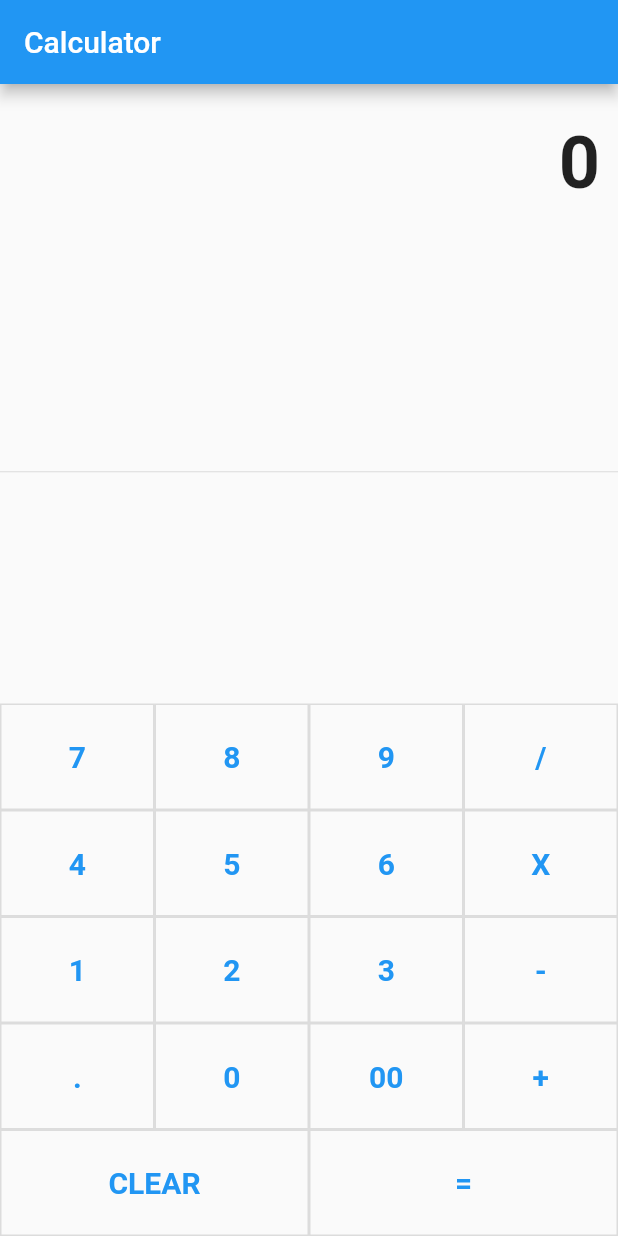
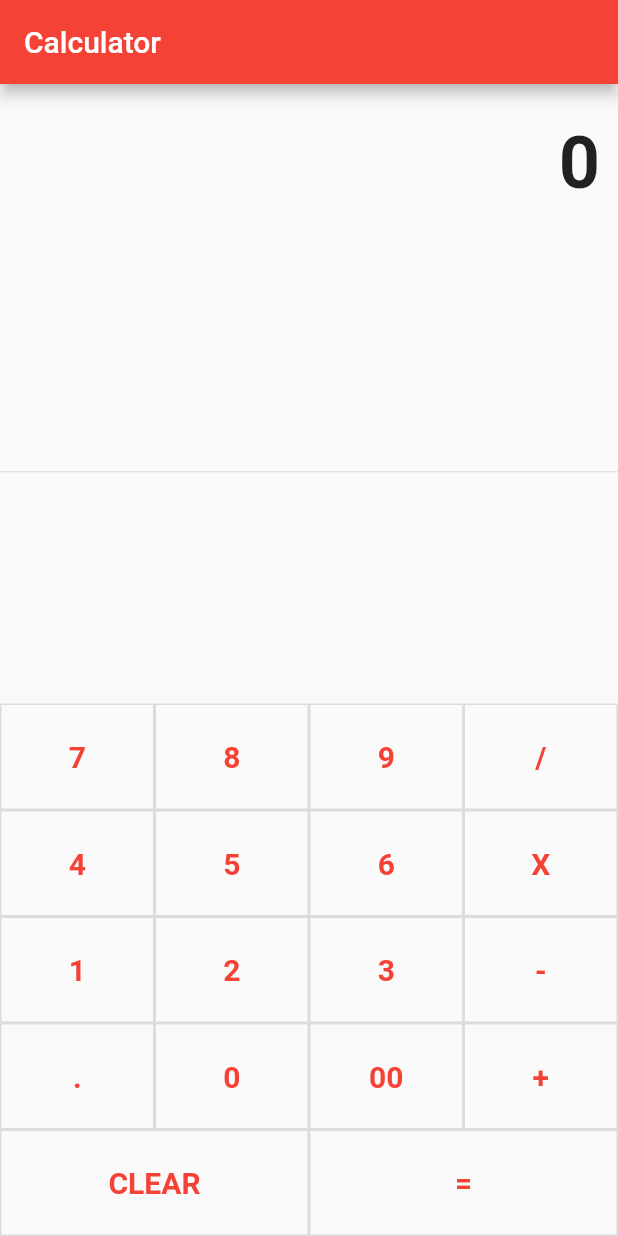
Before and after one commit to Saeed-Sabra/Calculator-flutter, a Flutter app: the screen it shows after launch, on a phone screen of 412 x 824 dp. Run offline on Flutter 3.47's test engine with Material 2 defaults, Android fonts, the phone set to English and light mode, and no system bars.

Commit message:
change color and remove debug banner

```diff
--- a/lib/main.dart
+++ b/lib/main.dart
@@ -8,9 +8,10 @@ class MyApp extends StatelessWidget {
   @override
   Widget build(BuildContext context) {
     return MaterialApp(
+      debugShowCheckedModeBanner: false,
       title: 'Flutter Demo',
       theme: ThemeData(
-        primarySwatch: Colors.blue,
+        primarySwatch: Colors.red,
       ),
       home: const MyHomePage(title: 'Calculator'),
     );
```
